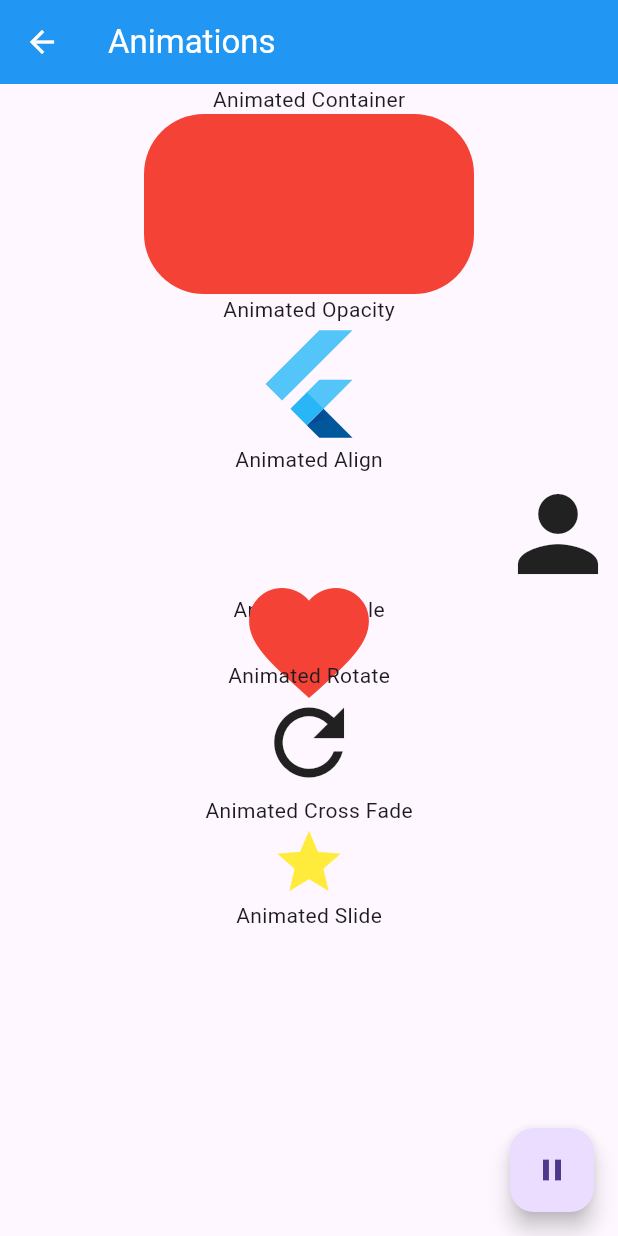
After one commit to AbRehman536/haris_frontend, a Flutter app: the AnimationScreen screen opened directly, after a tap on the "play arrow" icon, on a phone screen of 412 x 824 dp. The commit adds this screen. Run offline on Flutter 3.47's test engine with Material 3 defaults, Android fonts, the light colour scheme and no system bars; our stand-ins replace carousel_slider, google_fonts, google_maps_flutter, pinput, smooth_page_indicator.

Commit message:
animation, theme  done

```diff
--- /dev/null
+++ b/lib/aimations.dart
@@ -0,0 +1,81 @@
+import 'package:flutter/material.dart';
+
+class AnimationScreen extends StatefulWidget {
+  const AnimationScreen({super.key});
+
+  @override
+  State<AnimationScreen> createState() => _AnimationScreenState();
+}
+
+class _AnimationScreenState extends State<AnimationScreen> {
+  bool animate = false;
+  @override
+  Widget build(BuildContext context) {
+    return Scaffold(
+      appBar: AppBar(
+        title: Text("Animations"),
+        backgroundColor: Colors.blue,
+        foregroundColor: Colors.white,
+      ),
+      floatingActionButton: FloatingActionButton(onPressed: (){
+        setState(() {
+          animate = !animate;
+        });
+      },child: Icon(animate ? Icons.pause : Icons.play_arrow_sharp),),
+      body: Center(
+        child: Column(
+          children: [
+            Text("Animated Container"),
+            AnimatedContainer(
+              curve: Curves.easeInOut,
+              height: animate ? 120 : 70,
+                width: animate ? 220 : 120,
+                duration: Duration(seconds: 1),
+              decoration: BoxDecoration(
+                color: animate ? Colors.red : Colors.green,
+                borderRadius: BorderRadius.circular(animate ? 40 : 15)
+              ),
+            ),
+            Text("Animated Opacity"),
+            AnimatedOpacity(
+                opacity: animate ? 1 : 0.2,
+                duration: Duration(seconds: 1),
+                child: FlutterLogo(size: 80,),
+            ),
+
+            Text("Animated Align"),
+            AnimatedAlign(
+                alignment: animate ? Alignment.centerRight : Alignment.centerLeft,
+                duration: Duration(seconds: 1),
+                child: Icon(Icons.person,size: 80,),
+            ),
+            Text("Animated Scale"),
+            AnimatedScale(
+                child: Icon(Icons.favorite, color: Colors.red,),
+                scale: animate ? 4 : 1,
+                duration: Duration(seconds: 1)
+            ),
+            Text("Animated Rotate"),
+            AnimatedRotation(
+                turns: animate ? 2 : 0,
+                duration: Duration(seconds: 1),
+                child: Icon(Icons.refresh,size: 70,),
+              ),
+            Text("Animated Cross Fade"),
+            AnimatedCrossFade(
+                firstChild: Icon(Icons.favorite,color: Colors.red, size: 50,),
+                secondChild: Icon(Icons.star,color: Colors.yellow, size: 50,),
+                crossFadeState: animate ? CrossFadeState.showSecond : CrossFadeState.showFirst,
+                duration: Duration(seconds: 1)),
+            Text("Animated Slide"),
+            AnimatedSlide(
+                offset: animate ? Offset(2, 4) : Offset.zero,
+                duration: Duration(seconds: 1),
+                child: Icon(Icons.account_circle, size: 50,),
+            )
+          ],
+        ),
+      ),
+    );
+  }
+}
--- /dev/null
+++ b/lib/provider/theme_provider.dart
@@ -0,0 +1,19 @@
+import 'package:flutter/cupertino.dart';
+import 'package:flutter/material.dart';
+
+class ThemeProvider extends ChangeNotifier{
+  ThemeMode _themeMode = ThemeMode.light;
+
+
+  ///set Theme
+  void setTheme(bool isDark){
+    _themeMode = isDark ? ThemeMode.dark : ThemeMode.light;
+    notifyListeners();
+  }
+
+  ///get Light Theme
+  ThemeMode get themeMode => _themeMode;
+
+  ///get Dark Theme
+  bool get isDark => _themeMode == ThemeMode.dark;
+}
```
Also changed, not shown: lib/main.dart (+10 -20 lines), lib/theme_screen.dart (added, +32 -0 lines).
